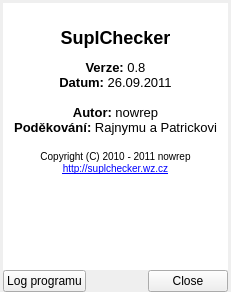
Before: the Qt Designer form src/aboutdialog.ui in nowrep/SuplChecker, drawn with Qt 5.
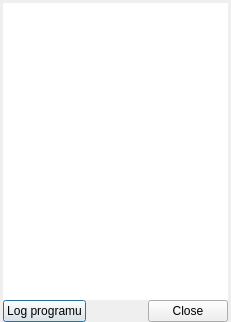
After: the same form once the commit is applied. Icons and pictures are not drawn.

What changed in the file:
```diff
--- a/src/aboutdialog.ui
+++ b/src/aboutdialog.ui
@@ -1,13 +1,13 @@
 <?xml version="1.0" encoding="UTF-8"?>
 <ui version="4.0">
  <class>AboutDialog</class>
- <widget class="QWidget" name="AboutDialog">
+ <widget class="QDialog" name="AboutDialog">
   <property name="geometry">
    <rect>
     <x>0</x>
     <y>0</y>
     <width>231</width>
-    <height>292</height>
+    <height>322</height>
    </rect>
   </property>
   <property name="windowTitle">
@@ -102,13 +102,11 @@
          <string notr="true">QTextBrowser {border: none;
 background: transparent; }</string>
         </property>
-        <property name="html">
-         <string>&lt;!DOCTYPE HTML PUBLIC &quot;-//W3C//DTD HTML 4.0//EN&quot; &quot;http://www.w3.org/TR/REC-html40/strict.dtd&quot;&gt;
-&lt;html&gt;&lt;head&gt;&lt;meta name=&quot;qrichtext&quot; content=&quot;1&quot; /&gt;&lt;style type=&quot;text/css&quot;&gt;
-p, li { white-space: pre-wrap; }
-&lt;/style&gt;&lt;/head&gt;&lt;body style=&quot; font-family:'Ubuntu'; font-size:10pt; font-weight:400; font-style:normal;&quot;&gt;
-&lt;p align=&quot;center&quot; style=&quot; margin-top:16px; margin-bottom:12px; margin-left:0px; margin-right:0px; -qt-block-indent:0; text-indent:0px;&quot;&gt;&lt;span style=&quot; font-size:x-large; font-weight:600;&quot;&gt;SuplChecker&lt;/span&gt;&lt;/p&gt;
-&lt;p align=&quot;center&quot; style=&quot; margin-top:0px; margin-bottom:0px; margin-left:0px; margin-right:0px; -qt-block-indent:0; text-indent:0px;&quot;&gt;&lt;span style=&quot; font-weight:600;&quot;&gt;Verze:&lt;/span&gt; 0.8 &lt;br /&gt;&lt;span style=&quot; font-weight:600;&quot;&gt;Datum:&lt;/span&gt; 26.09.2011 &lt;br /&gt;&lt;br /&gt;&lt;span style=&quot; font-weight:600;&quot;&gt;Autor:&lt;/span&gt; nowrep&lt;br /&gt;&lt;span style=&quot; font-weight:600;&quot;&gt;Poděkování:&lt;/span&gt; Rajnymu a Patrickovi&lt;br /&gt;&lt;br /&gt;&lt;span style=&quot; font-size:small;&quot;&gt;Copyright (C) 2010 - 2011 nowrep&lt;br /&gt;&lt;/span&gt;&lt;a href=&quot;http://suplchecker.wz.cz&quot;&gt;&lt;span style=&quot; font-size:small; text-decoration: underline; color:#0000ff;&quot;&gt;http://suplchecker.wz.cz&lt;/span&gt;&lt;/a&gt;&lt;/p&gt;&lt;/body&gt;&lt;/html&gt;</string>
+        <property name="verticalScrollBarPolicy">
+         <enum>Qt::ScrollBarAlwaysOff</enum>
+        </property>
+        <property name="horizontalScrollBarPolicy">
+         <enum>Qt::ScrollBarAlwaysOff</enum>
         </property>
         <property name="openExternalLinks">
          <bool>true</bool>
```
Left out of the diff: 3 changed lines with no effect on the pictures.
